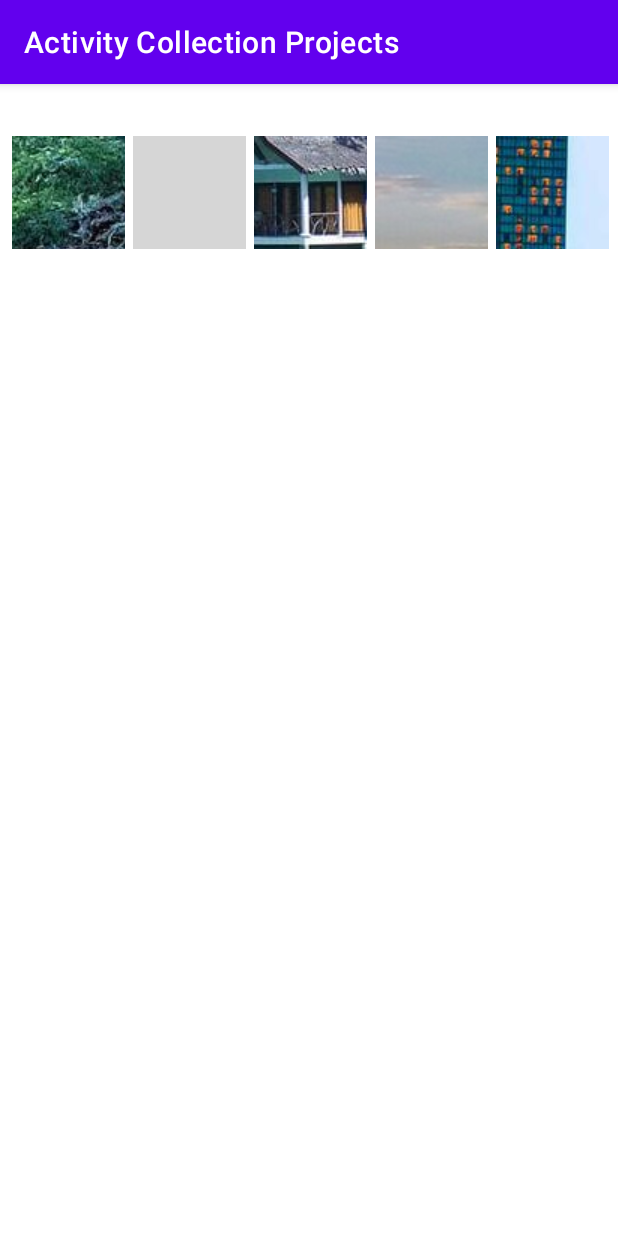
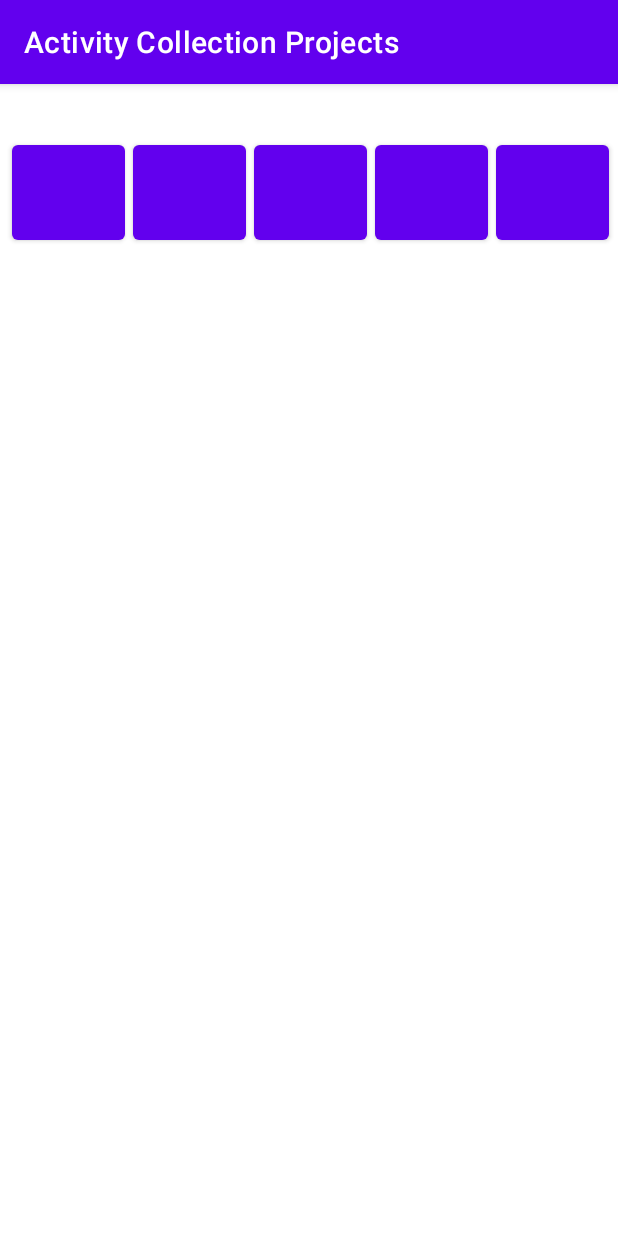
Before and after one commit to danmcley/AndroidProjectCollection, an Android app: the MapsExercise screen opened directly, with no data from a screen before it, on a phone screen of 412 x 824 dp. Run offline under Robolectric (Android 15) with nearby library versions, the light colour scheme and no system bars; grey boxes are pictures that could not be loaded.

Commit message:
Changed menu exercise and choice menu

```diff
--- a/app/src/main/java/com/example/androidprojectcollection/MapsExercise.java
+++ b/app/src/main/java/com/example/androidprojectcollection/MapsExercise.java
@@ -5,16 +5,12 @@ import android.content.Intent;
 import android.net.Uri;
 import android.os.Bundle;
 import android.view.View;
-import android.widget.ImageButton;
+import android.widget.Button;
 
 import androidx.appcompat.app.AppCompatActivity;
 
 public class MapsExercise extends AppCompatActivity {
-    ImageButton singapore;
-    ImageButton boracay;
-    ImageButton siargao;
-    ImageButton eiffel;
-    ImageButton kinkakuju;
+    Button singapore, boracay, siargao, eiffel, kinkakuju;
 
     @SuppressLint("MissingInflatedId")
     @Override
@@ -22,11 +18,11 @@ public class MapsExercise extends AppCompatActivity {
         super.onCreate(savedInstanceState);
         setContentView(R.layout.activity_maps_exercise);
 
-        singapore = (ImageButton) findViewById(R.id.btnSingapore);
-        boracay = (ImageButton) findViewById(R.id.btnBoracay);
-        siargao = (ImageButton) findViewById(R.id.btnSiargao);
-        eiffel = (ImageButton) findViewById(R.id.btnEiffelTower);
-        kinkakuju = (ImageButton) findViewById(R.id.btnKinkakuji);
+        singapore = (Button) findViewById(R.id.btnSingapore);
+        boracay = (Button) findViewById(R.id.btnBoracay);
+        siargao = (Button) findViewById(R.id.btnSiargao);
+        eiffel = (Button) findViewById(R.id.btnEiffelTower);
+        kinkakuju = (Button) findViewById(R.id.btnKinkakuji);
 
         singapore.setOnClickListener(new View.OnClickListener() {
             @Override
--- a/app/src/main/res/layout/activity_maps_exercise.xml
+++ b/app/src/main/res/layout/activity_maps_exercise.xml
@@ -5,7 +5,7 @@
     android:layout_width="match_parent"
     android:layout_height="match_parent">
 
-    <ImageButton
+    <Button
         android:id="@+id/btnKinkakuji"
         android:layout_width="75dp"
         android:layout_height="75dp"
@@ -16,7 +16,7 @@
         app:layout_constraintVertical_bias="0.050000012"
         app:srcCompat="@drawable/kinkakujitemple" />
 
-    <ImageButton
+    <Button
 
         android:id="@+id/btnEiffelTower"
         android:layout_width="75dp"
@@ -28,7 +28,7 @@
         app:layout_constraintVertical_bias="0.050000012"
         app:srcCompat="@drawable/eiffeltower" />
 
-    <ImageButton
+    <Button
         android:id="@+id/btnSiargao"
         android:layout_width="75dp"
         android:layout_height="75dp"
@@ -39,7 +39,7 @@
         app:layout_constraintVertical_bias="0.050000012"
         app:srcCompat="@drawable/siargao" />
 
-    <ImageButton
+    <Button
         android:id="@+id/btnBoracay"
         android:layout_width="75dp"
         android:layout_height="75dp"
@@ -50,7 +50,7 @@
         app:layout_constraintVertical_bias="0.050000012"
         app:srcCompat="@drawable/boracay" />
 
-    <ImageButton
+    <Button
         android:id="@+id/btnSingapore"
         android:layout_width="75dp"
         android:layout_height="75dp"
```
